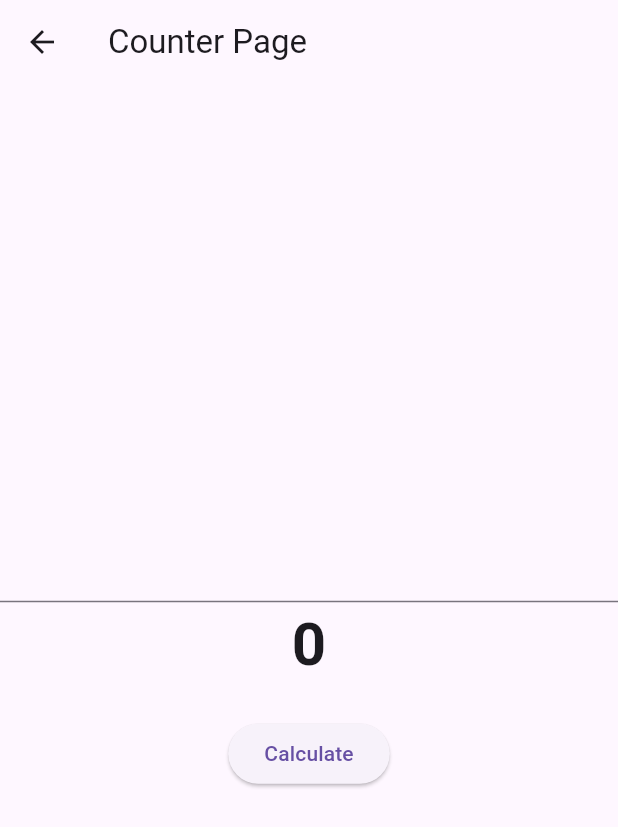
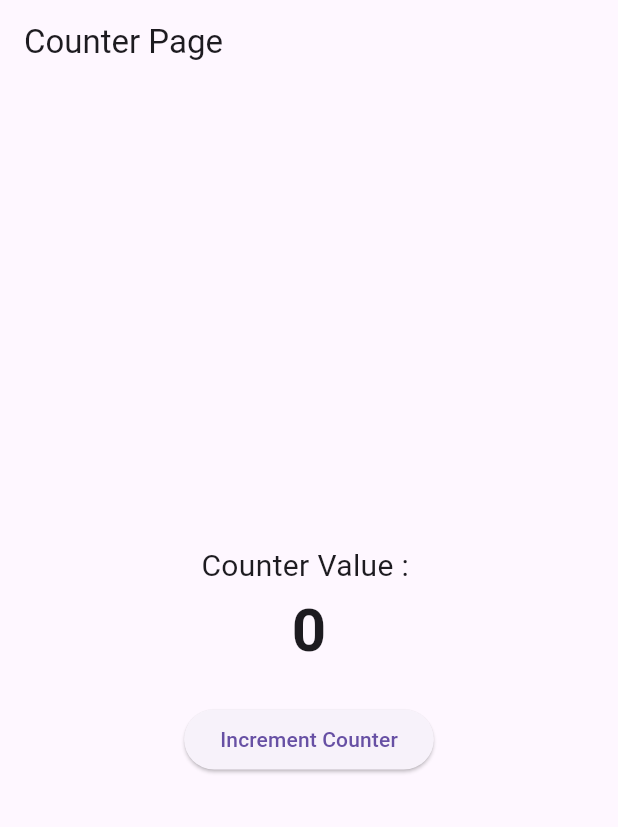
Before and after one commit to YassineElkefi/Flutter_Testing, a Flutter app: the CounterPage screen opened directly, on a phone screen of 412 x 824 dp. Shown: the top 827 px of the screen. Run offline on Flutter 3.47's test engine with Material 3 defaults, Android fonts, the phone set to English and light mode, and no system bars.

Commit message:
Integration test of incrementing the counter

```diff
--- a/lib/main.dart
+++ b/lib/main.dart
@@ -1,6 +1,8 @@
 import 'package:flutter/material.dart';
-import 'package:flutter_testing/screens/list_items_page.dart';
+import 'package:flutter_testing/screens/counter_page.dart';
 
 void main() {
-  runApp(ListItemsPage(items: List<String>.generate(1000, (i) => 'Item $i'),));
+  runApp(const MaterialApp(
+    home: CounterPage(),
+  ));
 }
--- a/lib/screens/counter_page.dart
+++ b/lib/screens/counter_page.dart
@@ -8,14 +8,11 @@ class CounterPage extends StatefulWidget {
 }
 
 class _CounterPageState extends State<CounterPage> {
-  num _result = 0;
+  int _counter = 0;
 
-  TextEditingController numberController = TextEditingController();
-
-  void _calculateTheSquare(){
-    num numberInput = num.parse(numberController.text.trim());
+  void _incrementCounter() {
     setState(() {
-      _result = numberInput * numberInput;
+      _counter++;
     });
   }
 
@@ -29,18 +26,19 @@ class _CounterPageState extends State<CounterPage> {
         child: Column(
           mainAxisAlignment: MainAxisAlignment.center,
           children: [
-            TextField(
-              controller: numberController,
-              keyboardType: TextInputType.number,
+            const Text("Counter Value : ",
+              style: TextStyle(fontSize: 20),
             ),
             Text(
-              "$_result",
+              "$_counter",
+              key: const Key("counterValue"),
               style: const TextStyle(fontSize: 40, fontWeight: FontWeight.bold),
             ),
             const SizedBox(height: 20,),
             ElevatedButton(
-              onPressed: _calculateTheSquare,
-              child: const Text("Calculate"),
+              key: const Key("incrementButton"),
+              onPressed: _incrementCounter,
+              child: const Text("Increment Counter"),
             ),
           ],),
       ),
--- a/pubspec.yaml
+++ b/pubspec.yaml
@@ -38,6 +38,8 @@ dependencies:
 
 dev_dependencies:
   flutter_test:
+    sdk: flutter
+  integration_test:
     sdk: flutter
 
   # The "flutter_lints" package below contains a set of recommended lints to
```
Also changed, not shown: pubspec.lock, 7 other files.
